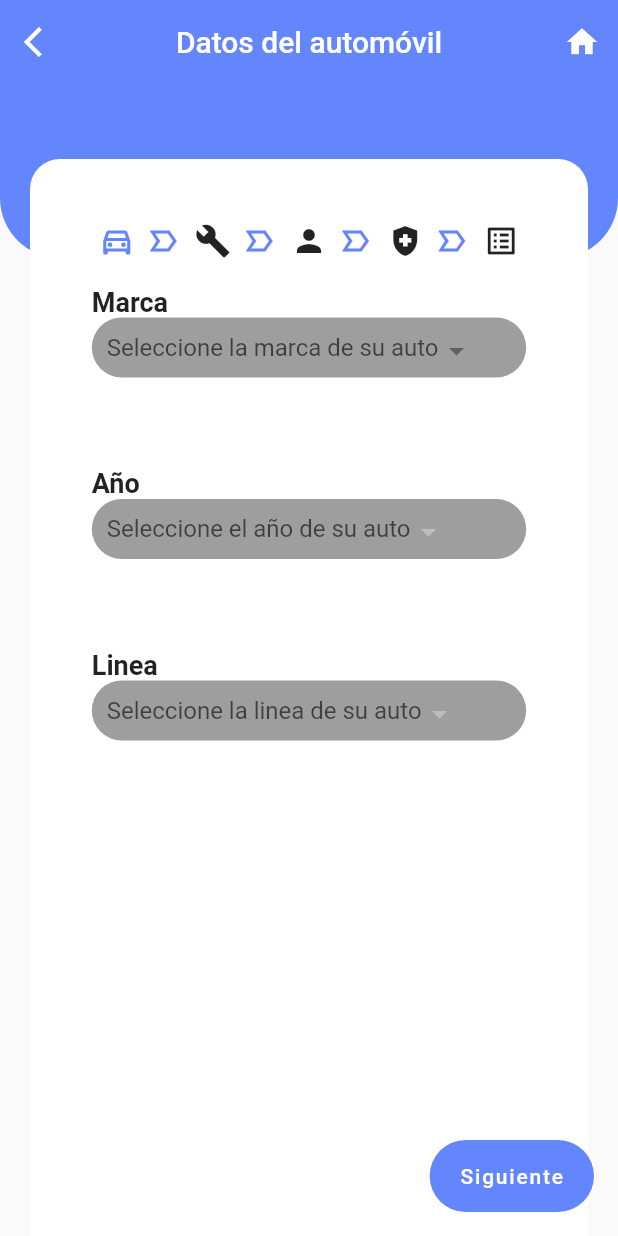
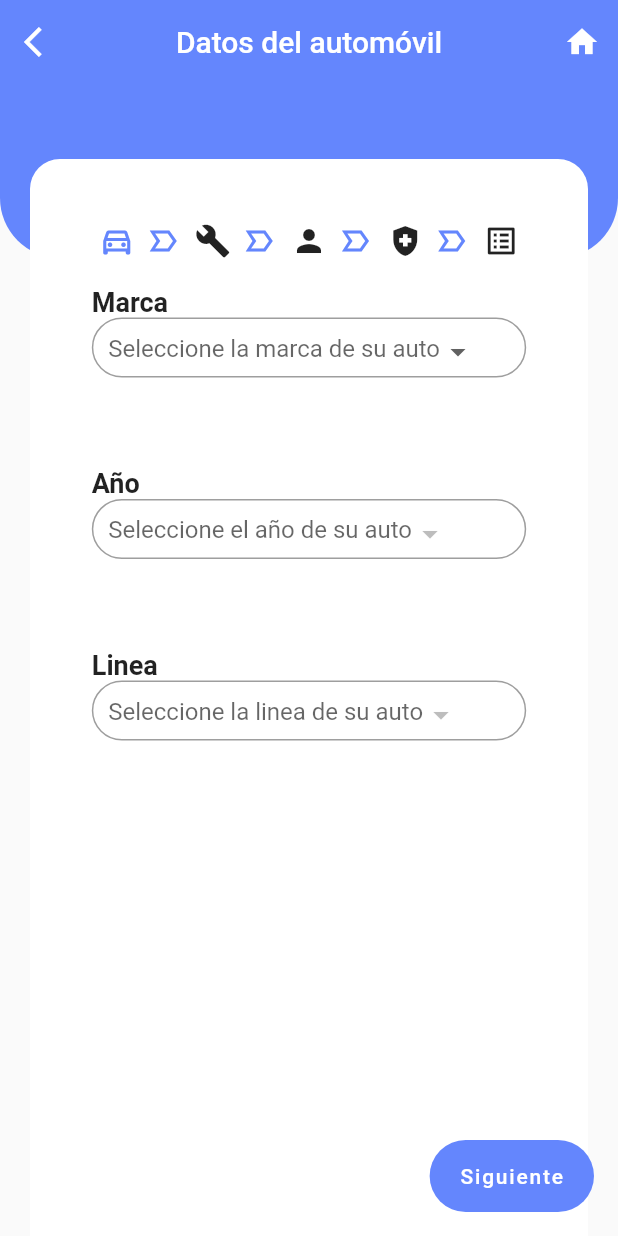
Before and after one commit to Sam200018/quotation, a Flutter app: the screen it shows after launch, after a tap on "Comenzar", on a phone screen of 412 x 824 dp. Run offline on Flutter 3.47's test engine with Material 2 defaults, Android fonts, the light colour scheme and no system bars; our stand-ins replace bloc, dio, equatable, flutter_bloc, go_router, sizer.

Commit message:
Actualizacion de componente

```diff
--- a/lib/ui/utils/quotation_dropdown.dart
+++ b/lib/ui/utils/quotation_dropdown.dart
@@ -6,7 +6,7 @@ class QuotationDropDownButton extends StatelessWidget {
   final List<String>? dropdownItems;
   final ValueChanged<String?> onChange;
 
-   const QuotationDropDownButton(
+  const QuotationDropDownButton(
       {super.key,
       required this.title,
       required this.hintText,
@@ -29,11 +29,9 @@ class QuotationDropDownButton extends StatelessWidget {
           width: double.infinity,
           height: 40,
           decoration: BoxDecoration(
-              color: Colors.grey, borderRadius: BorderRadius.circular(20)),
+              borderRadius: BorderRadius.circular(20),
+              border: Border.all(style: BorderStyle.solid, color: Colors.grey)),
           child: DropdownButton<String>(
-            //dropdownColor: Colors.grey,
-            //borderRadius: BorderRadius.circular(50),
-            //isExpanded: true,
             padding: const EdgeInsets.all(10),
             hint: Text(hintText),
             items: dropdownItems?.map((String value) {
```
